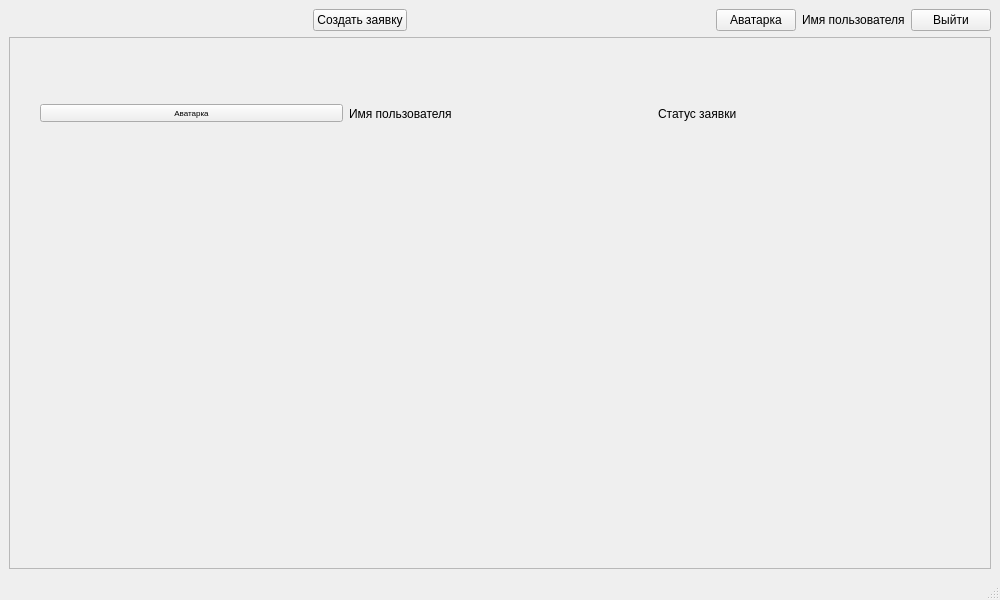
The window that YandexProject1/pupil_main.ui (JKarak/app-for-applications) describes before a commit, drawn with Qt 5.
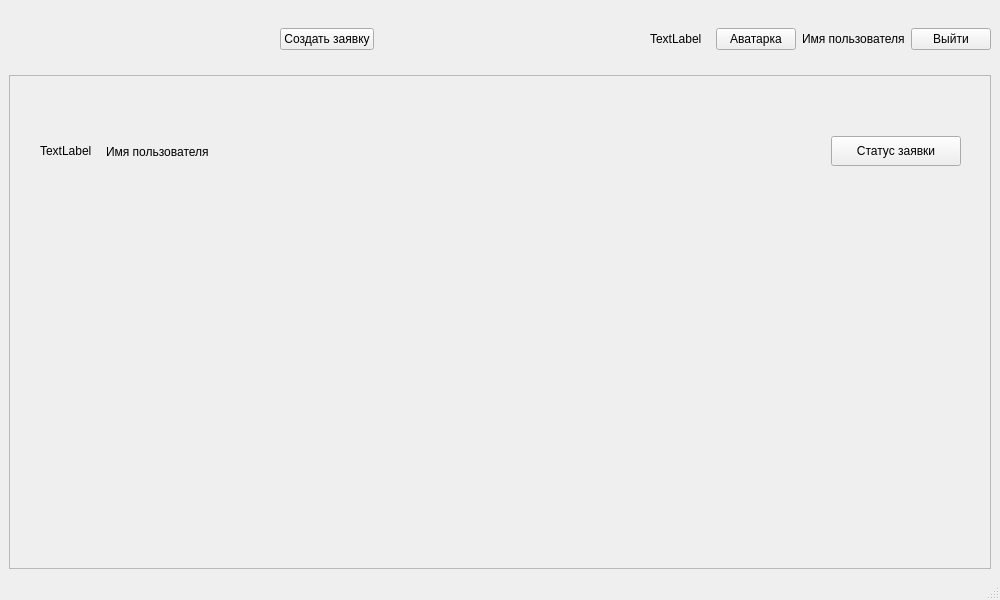
The same window after the commit.

```diff
--- a/YandexProject1/pupil_main.ui
+++ b/YandexProject1/pupil_main.ui
@@ -52,6 +52,31 @@
       </item>
       <item>
        <layout class="QHBoxLayout" name="horizontalLayout">
+        <item>
+         <widget class="QLabel" name="label_4">
+          <property name="sizePolicy">
+           <sizepolicy hsizetype="Fixed" vsizetype="Fixed">
+            <horstretch>0</horstretch>
+            <verstretch>0</verstretch>
+           </sizepolicy>
+          </property>
+          <property name="minimumSize">
+           <size>
+            <width>60</width>
+            <height>60</height>
+           </size>
+          </property>
+          <property name="maximumSize">
+           <size>
+            <width>60</width>
+            <height>60</height>
+           </size>
+          </property>
+          <property name="text">
+           <string>TextLabel</string>
+          </property>
+         </widget>
+        </item>
         <item>
          <widget class="QPushButton" name="pushButton_5">
           <property name="text">
@@ -96,7 +121,7 @@
            <x>0</x>
            <y>0</y>
            <width>974</width>
-           <height>484</height>
+           <height>452</height>
           </rect>
          </property>
          <widget class="QWidget" name="layoutWidget">
@@ -110,14 +135,27 @@
           </property>
           <layout class="QHBoxLayout" name="horizontalLayout_3">
            <item>
-            <widget class="QPushButton" name="pushButton_4">
-             <property name="font">
-              <font>
-               <pointsize>6</pointsize>
-              </font>
+            <widget class="QLabel" name="label_5">
+             <property name="sizePolicy">
+              <sizepolicy hsizetype="Fixed" vsizetype="Fixed">
+               <horstretch>0</horstretch>
+               <verstretch>0</verstretch>
+              </sizepolicy>
+             </property>
+             <property name="minimumSize">
+              <size>
+               <width>60</width>
+               <height>60</height>
+              </size>
+             </property>
+             <property name="maximumSize">
+              <size>
+               <width>60</width>
+               <height>60</height>
+              </size>
              </property>
              <property name="text">
-              <string>Аватарка</string>
+              <string>TextLabel</string>
              </property>
             </widget>
            </item>
@@ -129,7 +167,19 @@
             </widget>
            </item>
            <item>
-            <widget class="QLabel" name="label_3">
+            <widget class="QPushButton" name="pushButton">
+             <property name="sizePolicy">
+              <sizepolicy hsizetype="Fixed" vsizetype="Fixed">
+               <horstretch>0</horstretch>
+               <verstretch>0</verstretch>
+              </sizepolicy>
+             </property>
+             <property name="minimumSize">
+              <size>
+               <width>130</width>
+               <height>30</height>
+              </size>
+             </property>
              <property name="text">
               <string>Статус заявки</string>
              </property>
```
